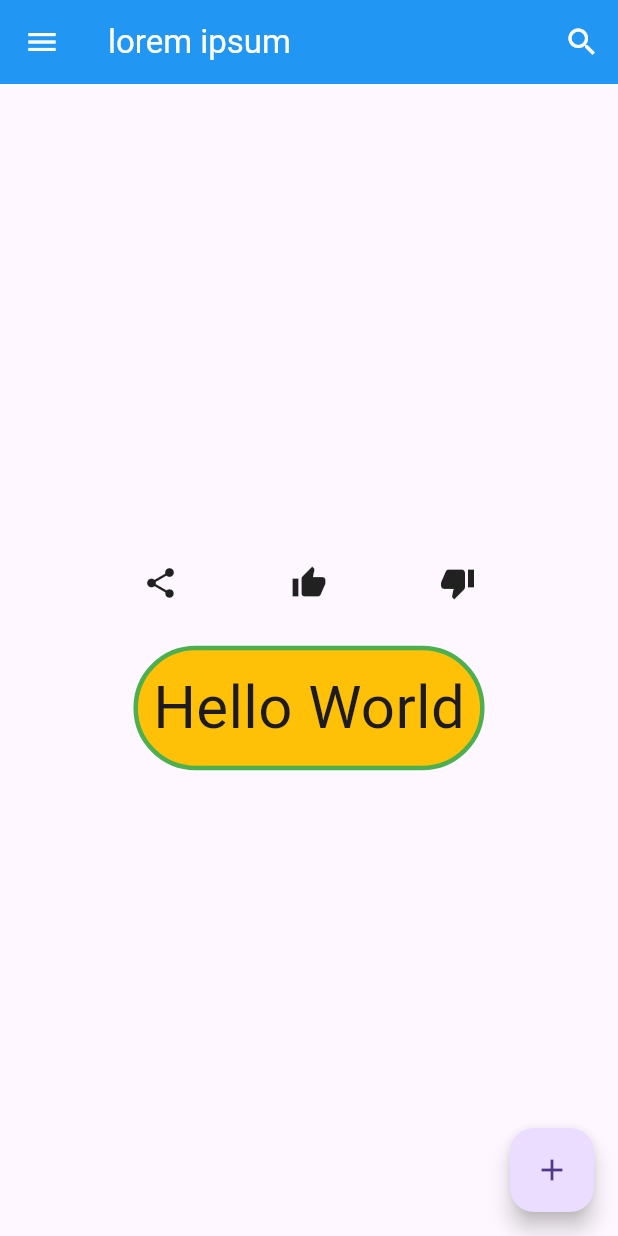
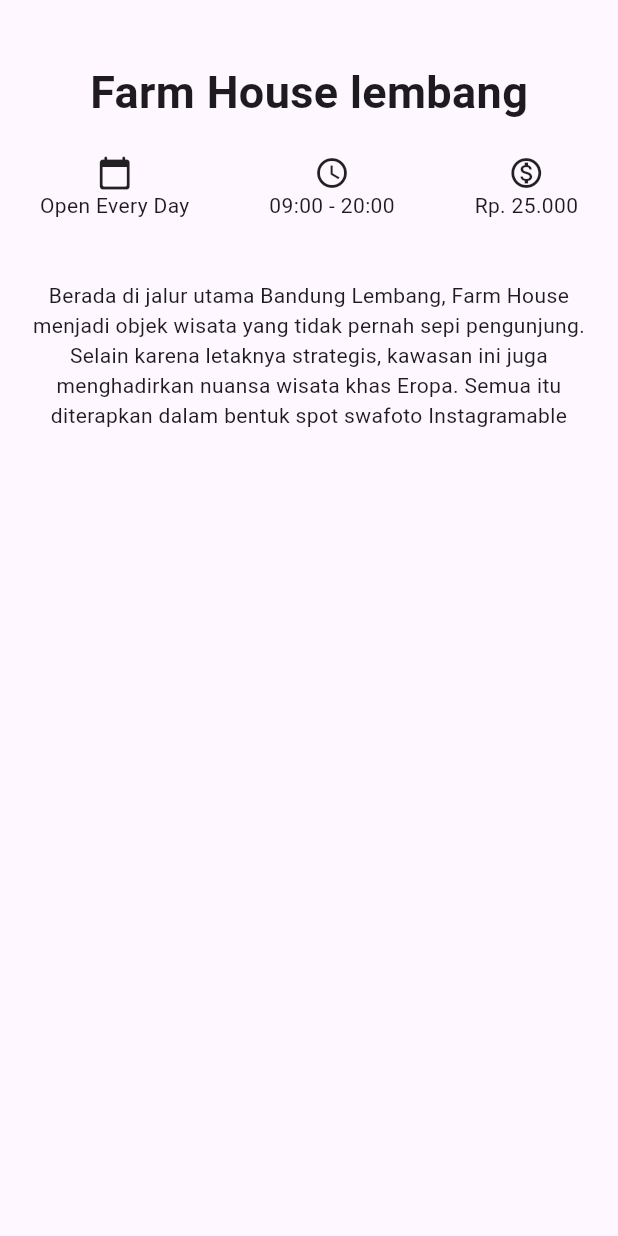
Before and after one commit to Anjasfedo/flutter_dicoding, a Flutter app: the screen it shows after launch, on a phone screen of 412 x 824 dp. Run offline on Flutter 3.47's test engine with Material 3 defaults, Android fonts, the phone set to English and light mode, and no system bars.

Commit message:
feat: codelab 1 detail screen

```diff
--- a/lib/main.dart
+++ b/lib/main.dart
@@ -11,137 +11,69 @@ class MyApp extends StatelessWidget {
   @override
   Widget build(BuildContext context) {
     return MaterialApp(
-        debugShowCheckedModeBanner: false,
+        // debugShowCheckedModeBanner: false,
         title: 'Flutter Demo',
         theme: ThemeData(
           primarySwatch: Colors.blue,
         ),
-        home: const FirstScreen());
+        home: const DetailScreen());
   }
 }
 
-// class Heading extends StatelessWidget {
-//   final String text;
-
-//   const Heading({super.key, required this.text});
-
-//   @override
-//   Widget build(BuildContext context) {
-//     return Text(
-//       text,
-//       style: const TextStyle(fontSize: 24, fontWeight: FontWeight.bold),
-//     );
-//   }
-// }
-
-// class BiggerText extends StatefulWidget {
-//   final String text;
-
-//   const BiggerText({super.key, required this.text});
-
-//   @override
-//   State<BiggerText> createState() => _BiggerTextState();
-// }
-
-// class _BiggerTextState extends State<BiggerText> {
-//   double _textSize = 16.0;
-
-//   @override
-//   Widget build(BuildContext context) {
-//     return Column(
-//       mainAxisAlignment: MainAxisAlignment.center,
-//       children: [
-//         Text(widget.text, style: TextStyle(fontSize: _textSize)),
-//         ElevatedButton(
-//           onPressed: () {
-//             setState(() {
-//               _textSize = _textSize == 16.0 ? 32.0 : 16.0;
-//             });
-//           },
-//           child: const Text('Toggle text sizess'),
-//         )
-//       ],
-//     );
-//   }
-// }
-
-class FirstScreen extends StatelessWidget {
-  const FirstScreen({super.key});
+class DetailScreen extends StatelessWidget {
+  const DetailScreen({super.key});
 
   @override
   Widget build(BuildContext context) {
     return Scaffold(
-        appBar: AppBar(
-          title: const Text(
-            'lorem ipsum',
-            style: TextStyle(color: Colors.white),
-          ),
-          actions: [
-            IconButton(
-              onPressed: () {},
-              icon: const Icon(Icons.search, color: Colors.white),
-            ),
-          ],
-          leading: IconButton(
-            onPressed: () {},
-            icon: const Icon(
-              Icons.menu,
-              color: Colors.white,
+      body: Column(
+        children: [
+          Container(
+            margin: const EdgeInsets.only(top: 40),
+            alignment: Alignment.center,
+            child: const Text(
+              'Farm House lembang',
+              style: TextStyle(fontSize: 30, fontWeight: FontWeight.bold),
             ),
           ),
-          backgroundColor: Colors.blue,
+          Container(
+            margin: const EdgeInsets.symmetric(vertical: 20),
+            child: const Row(
+              mainAxisAlignment: MainAxisAlignment.spaceAround,
+              children: [
+                Column(
+                  children: [
+                    Icon(Icons.calendar_today_rounded),
+                    Text('Open Every Day'),
+                  ],
                 ),
-        body: Center(
-          child: Column(
-            mainAxisAlignment: MainAxisAlignment.center,
+                Column(
                   children: [
-              Container(
-                padding: const EdgeInsets.all(10),
-                margin: const EdgeInsets.all(10),
-
-                // color: Colors.blue,
-                child: const Row(
-                  mainAxisAlignment: MainAxisAlignment.spaceEvenly,
+                    Icon(Icons.access_time),
+                    Text('09:00 - 20:00'),
+                  ],
+                ),
+                Column(
                   children: [
-                    Icon(Icons.share),
-                    Icon(Icons.thumb_up),
-                    Icon(Icons.thumb_down),
+                    Icon(Icons.monetization_on_outlined),
+                    Text('Rp. 25.000'),
+                  ],
+                ),
               ],
             ),
           ),
           Container(
-                padding: const EdgeInsets.all(10),
-                margin: const EdgeInsets.all(10),
-                decoration: BoxDecoration(
-                  color: Colors.amber,
-                  // shape: BoxShape.circle,
-                  // boxShadow: const [
-                  //   BoxShadow(
-                  //     color: Colors.black,
-                  //     blurRadius: 10,
-                  //     spreadRadius: 5,
-                  //   )
-                  // ],
-                  border: Border.all(
-                    color: Colors.green,
-                    width: 3,
+            margin: const EdgeInsets.symmetric(
+              vertical: 20,
+              horizontal: 10,
             ),
-                  borderRadius: BorderRadius.circular(50),
-                ),
-
-                // color: Colors.blue,
             child: const Text(
-                  'Hello World',
-                  style: TextStyle(fontSize: 40),
+              'Berada di jalur utama Bandung Lembang, Farm House menjadi objek wisata yang tidak pernah sepi pengunjung. Selain karena letaknya strategis, kawasan ini juga menghadirkan nuansa wisata khas Eropa. Semua itu diterapkan dalam bentuk spot swafoto Instagramable',
+              textAlign: TextAlign.center,
             ),
           ),
         ],
       ),
-        ),
-        floatingActionButton: FloatingActionButton(
-            onPressed: () {},
-            child: const Icon(
-              Icons.add,
-            )));
+    );
   }
 }
```
Lines whose indentation alone changed are shown as unchanged.
